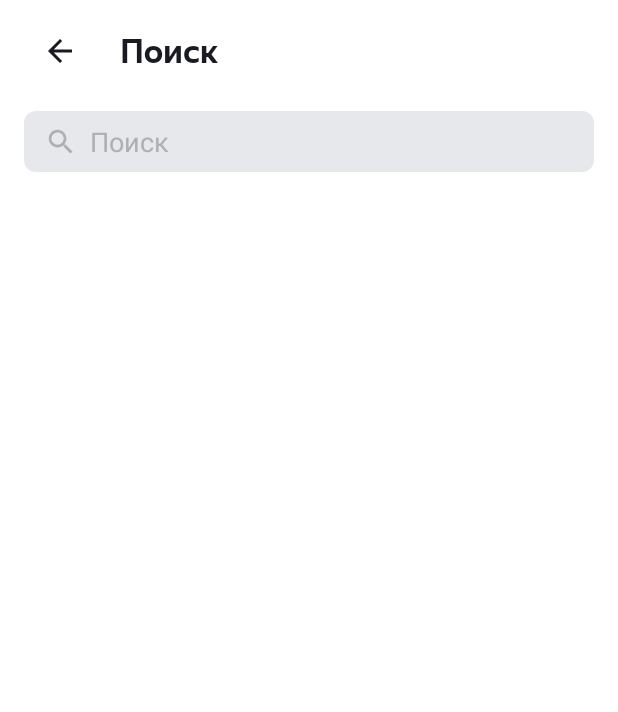
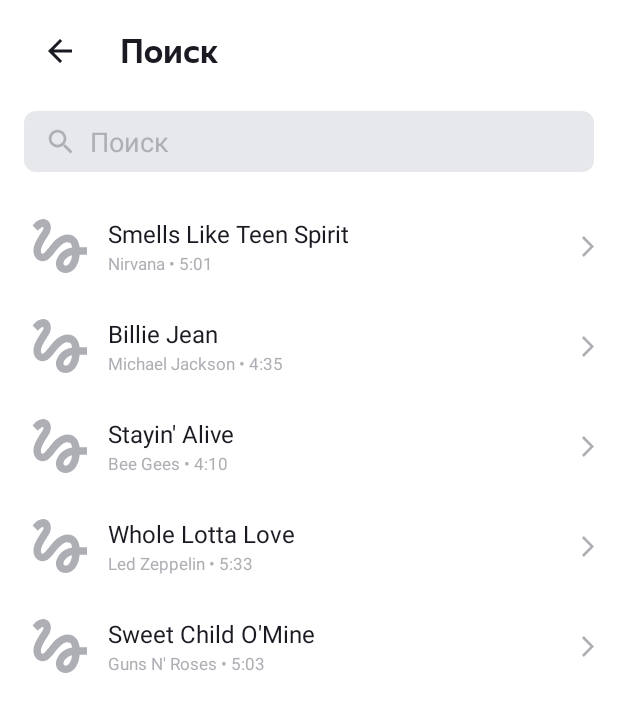
Before and after one commit to Dmitriy-noginsk/PlaylistMaker, an Android app: the screen it shows after launch (SearchActivity), after a tap on "Поиск", on a phone screen of 412 x 824 dp. Shown: the top 712 px of the screen. Run offline under Robolectric (Android 15) with nearby library versions, the phone set to English and light mode, and no system bars; pictures from the network do not load.

Commit message:
10 спринт сдача 1

```diff
--- a/app/build.gradle.kts
+++ b/app/build.gradle.kts
@@ -37,6 +37,9 @@ android {
 
 dependencies {
 
+    implementation ("com.google.android.material:material:1.6.1")
+    implementation ("com.github.bumptech.glide:glide:4.14.2")
+    annotationProcessor ("com.github.bumptech.glide:compiler:4.14.2")
     implementation(libs.androidx.core.ktx)
     implementation(libs.androidx.appcompat)
     implementation(libs.material)
--- a/app/src/main/AndroidManifest.xml
+++ b/app/src/main/AndroidManifest.xml
@@ -1,6 +1,8 @@
 <?xml version="1.0" encoding="utf-8"?>
 <manifest xmlns:android="http://schemas.android.com/apk/res/android"
     xmlns:tools="http://schemas.android.com/tools">
+
+    <uses-permission android:name="android.permission.INTERNET"/>
 
     <application
         android:allowBackup="true"
--- a/app/src/main/java/com/example/playlistmaker/MainActivity.kt
+++ b/app/src/main/java/com/example/playlistmaker/MainActivity.kt
@@ -10,14 +10,52 @@ import android.widget.Switch
 import android.widget.Toast
 import android.text.Editable
 import android.text.TextWatcher
+import android.view.LayoutInflater
+import android.view.ViewGroup
 import android.view.inputmethod.InputMethodManager
 import android.widget.EditText
 import android.widget.ImageView
+import android.widget.TextView
 import androidx.appcompat.app.AppCompatActivity
 import androidx.appcompat.app.AppCompatDelegate
 import androidx.appcompat.widget.SwitchCompat
 import com.google.android.material.button.MaterialButton
+import androidx.recyclerview.widget.LinearLayoutManager
+import androidx.recyclerview.widget.RecyclerView
+import com.bumptech.glide.Glide
+import com.bumptech.glide.load.resource.bitmap.CenterCrop
+import com.bumptech.glide.load.resource.bitmap.RoundedCorners
+data class Track(
+    val trackName: String,
+    val artistName: String,
+    val trackTime: String,
+    val artworkUrl100: String
+)
 
+object DemoTracks {
+    val list: List<Track> = listOf(
+        Track(
+            "Smells Like Teen Spirit", "Nirvana", "5:01",
+            "https://is5-ssl.mzstatic.com/image/thumb/Music115/v4/7b/58/c2/7b58c21a-2b51-2bb2-e59a-9bb9b96ad8c3/00602567924166.rgb.jpg/100x100bb.jpg"
+        ),
+        Track(
+            "Billie Jean", "Michael Jackson", "4:35",
+            "https://is5-ssl.mzstatic.com/image/thumb/Music125/v4/3d/9d/38/3d9d3811-71f0-3a0e-1ada-3004e56ff852/827969428726.jpg/100x100bb.jpg"
+        ),
+        Track(
+            "Stayin' Alive", "Bee Gees", "4:10",
+            "https://is4-ssl.mzstatic.com/image/thumb/Music115/v4/1f/80/1f/1f801fc1-8c0f-ea3e-d3e5-387c6619619e/16UMGIM86640.rgb.jpg/100x100bb.jpg"
+        ),
+        Track(
+            "Whole Lotta Love", "Led Zeppelin", "5:33",
+            "https://is2-ssl.mzstatic.com/image/thumb/Music62/v4/7e/17/e3/7e17e33f-2efa-2a36-e916-7f808576cf6b/mzm.fyigqcbs.jpg/100x100bb.jpg"
+        ),
+        Track(
+            "Sweet Child O'Mine", "Guns N' Roses", "5:03",
+            "https://is5-ssl.mzstatic.com/image/thumb/Music125/v4/a0/4d/c4/a04dc484-03cc-02aa-fa82-5334fcb4bc16/18UMGIM24878.rgb.jpg/100x100bb.jpg"
+        )
+    )
+}
 class SearchActivity : AppCompatActivity() {
 
     companion object {
@@ -25,7 +63,8 @@ class SearchActivity : AppCompatActivity() {
     }
     private lateinit var etSearch: EditText
     private lateinit var btnClear: ImageView
-
+    private lateinit var rvTracks: RecyclerView
+    private lateinit var adapter: TracksAdapter
     // Переменная для хранения текста
     private var searchQuery: String = ""
 
@@ -39,6 +78,11 @@ class SearchActivity : AppCompatActivity() {
         // Находим элементы
         etSearch = findViewById(R.id.et_search)
         btnClear = findViewById(R.id.btn_clear)
+        rvTracks = findViewById(R.id.rv_tracks)
+
+        rvTracks.layoutManager = LinearLayoutManager(this)
+        adapter = TracksAdapter(DemoTracks.list)
+        rvTracks.adapter = adapter
 
         // Отслеживаем ввод текста
         etSearch.addTextChangedListener(object : TextWatcher {
@@ -72,10 +116,45 @@ class SearchActivity : AppCompatActivity() {
     // Восстанавливаем текст
     override fun onRestoreInstanceState(savedInstanceState: Bundle) {
         super.onRestoreInstanceState(savedInstanceState)
-        searchQuery = savedInstanceState.getString("SEARCH_QUERY", "")
+        searchQuery = savedInstanceState.getString(KEY_SEARCH_QUERY, "")
         etSearch.setText(searchQuery)
     }
 }
+
+class TracksAdapter(private val tracks: List<Track>) :
+    RecyclerView.Adapter<TracksAdapter.TrackViewHolder>() {
+    class TrackViewHolder(parent: ViewGroup) : RecyclerView.ViewHolder(
+        LayoutInflater.from(parent.context).inflate(R.layout.item_track, parent, false)
+    ) {
+        private val ivCover: ImageView = itemView.findViewById(R.id.iv_cover)
+        private val tvTitle: TextView = itemView.findViewById(R.id.tv_title)
+        private val tvSubtitle: TextView = itemView.findViewById(R.id.tv_subtitle)
+
+        fun bind(track: Track) {
+            tvTitle.text = track.trackName
+            tvSubtitle.text = "${track.artistName} • ${track.trackTime}"
+
+            // Радиус из dimens -> px
+            val radius = itemView.resources.getDimensionPixelSize(R.dimen.cover_radius)
+            Glide.with(itemView)
+                .load(track.artworkUrl100)
+                .placeholder(R.drawable.placeholder_square)
+                .error(R.drawable.placeholder_square)
+                .transform(CenterCrop(), RoundedCorners(radius))
+                .into(ivCover)
+        }
+    }
+
+    override fun onCreateViewHolder(parent: ViewGroup, viewType: Int): TrackViewHolder =
+        TrackViewHolder(parent)
+
+    override fun onBindViewHolder(holder: TrackViewHolder, position: Int) {
+        holder.bind(tracks[position])
+    }
+
+    override fun getItemCount() = tracks.size
+}
+
 
 
 class LibraryActivity : AppCompatActivity() {
--- /dev/null
+++ b/app/src/main/res/drawable/ic_chevron_right_24.xml
@@ -0,0 +1,9 @@
+<vector xmlns:android="http://schemas.android.com/apk/res/android"
+    android:width="8dp"
+    android:height="14dp"
+    android:viewportWidth="8"
+    android:viewportHeight="14">
+  <path
+      android:pathData="M0,12.748L1.213,14L8,7L1.213,0L0,1.252L5.573,7L0,12.748Z"
+      android:fillColor="#AEAFB4"/>
+</vector>
--- /dev/null
+++ b/app/src/main/res/drawable/placeholder_square.xml
@@ -0,0 +1,9 @@
+<vector xmlns:android="http://schemas.android.com/apk/res/android"
+    android:width="45dp"
+    android:height="45dp"
+    android:viewportWidth="45"
+    android:viewportHeight="45">
+  <path
+      android:pathData="M8.606,12.919C9.919,11.587 11.231,10.387 11.813,10.631C12.75,11.006 11.813,12.563 11.25,13.481C10.781,14.269 5.888,20.775 5.888,25.313C5.888,27.712 6.788,29.7 8.4,30.9C9.806,31.95 11.663,32.269 13.35,31.763C15.356,31.181 17.006,29.138 19.087,26.569C21.356,23.775 24.394,20.119 26.737,20.119C29.794,20.119 29.831,22.013 30.038,23.475C22.95,24.675 19.95,30.356 19.95,33.544C19.95,36.731 22.65,39.338 25.969,39.338C29.025,39.338 34.013,36.844 34.763,27.9H39.375V23.212H34.744C34.463,20.119 32.7,15.337 27.188,15.337C22.969,15.337 19.35,18.919 17.925,20.663C16.837,22.031 14.063,25.313 13.631,25.763C13.163,26.325 12.356,27.337 11.55,27.337C10.706,27.337 10.2,25.781 10.875,23.737C11.531,21.694 13.5,18.375 14.344,17.138C15.806,15 16.781,13.538 16.781,10.988C16.781,6.919 13.706,5.625 12.075,5.625C9.6,5.625 7.444,7.5 6.975,7.969C6.3,8.644 5.738,9.206 5.325,9.712L8.606,12.919ZM26.025,34.781C25.444,34.781 24.638,34.294 24.638,33.431C24.638,32.306 26.006,29.306 30.019,28.256C29.456,33.3 27.337,34.781 26.025,34.781Z"
+      android:fillColor="#AEAFB4"/>
+</vector>
--- a/app/src/main/res/layout/activity_search.xml
+++ b/app/src/main/res/layout/activity_search.xml
@@ -76,11 +76,24 @@
                 android:id="@+id/btn_clear"
                 android:layout_width="wrap_content"
                 android:layout_height="wrap_content"
-                android:src="@drawable/ic_back_arrow_16"
+                android:src="@drawable/ic_clear_arrow_16"
                 app:tint="@color/clear_button"
                 android:layout_gravity="end|center_vertical"
                 android:visibility="gone"/>
         </FrameLayout>
 
     </LinearLayout>
+
+    <androidx.recyclerview.widget.RecyclerView
+        android:id="@+id/rv_tracks"
+        android:layout_width="match_parent"
+        android:layout_height="0dp"
+        android:layout_weight="1"
+        android:clipToPadding="false"
+        android:paddingTop="16dp"
+        android:paddingBottom="0dp"
+        android:overScrollMode="ifContentScrolls"/>
+
+
+
 </LinearLayout>
--- /dev/null
+++ b/app/src/main/res/layout/item_track.xml
@@ -0,0 +1,57 @@
+<?xml version="1.0" encoding="utf-8"?>
+<androidx.constraintlayout.widget.ConstraintLayout
+    xmlns:android="http://schemas.android.com/apk/res/android"
+    xmlns:app="http://schemas.android.com/apk/res-auto"
+    xmlns:tools="http://schemas.android.com/tools"
+    android:layout_width="match_parent"
+    android:layout_height="wrap_content">
+
+    <ImageView
+        android:id="@+id/iv_cover"
+        android:layout_width="@dimen/cover_size"
+        android:layout_height="@dimen/cover_size"
+        app:layout_constraintStart_toStartOf="parent"
+        app:layout_constraintTop_toTopOf="parent"
+        app:layout_constraintBottom_toBottomOf="parent"/>
+
+    <ImageView
+        android:id="@+id/iv_chevron"
+        android:layout_width="wrap_content"
+        android:layout_height="wrap_content"
+        android:contentDescription="@null"
+        android:importantForAccessibility="no"
+        android:src="@drawable/ic_chevron_right_24"
+        app:layout_constraintBottom_toBottomOf="@id/iv_cover"
+        app:layout_constraintEnd_toEndOf="parent"
+        app:layout_constraintTop_toTopOf="@id/iv_cover"
+        app:tint="@color/chevron_right" />
+
+    <TextView
+        android:id="@+id/tv_title"
+        android:layout_width="@dimen/layout_weight_0"
+        android:layout_height="wrap_content"
+        android:layout_marginStart="@dimen/between_cover_text"
+        android:layout_marginTop="@dimen/search_margin_14"
+        android:maxLines="1"
+        android:ellipsize="end"
+        android:textColor="@color/letters"
+        android:textSize="@dimen/text_size_16"
+        app:layout_constraintStart_toEndOf="@id/iv_cover"
+        app:layout_constraintEnd_toStartOf="@id/iv_chevron"
+        app:layout_constraintTop_toTopOf="parent"/>
+
+    <TextView
+        android:id="@+id/tv_subtitle"
+        android:layout_width="@dimen/layout_weight_0"
+        android:layout_height="wrap_content"
+        android:layout_marginTop="1dp"
+        android:layout_marginBottom="@dimen/search_margin_14"
+        android:maxLines="1"
+        android:ellipsize="end"
+        android:textColor="@color/text_secondary"
+        android:textSize="@dimen/text_size_small"
+        app:layout_constraintStart_toStartOf="@id/tv_title"
+        app:layout_constraintEnd_toStartOf="@id/iv_chevron"
+        app:layout_constraintTop_toBottomOf="@id/tv_title"
+        app:layout_constraintBottom_toBottomOf="parent"/>
+</androidx.constraintlayout.widget.ConstraintLayout>
--- a/app/src/main/res/values-night/colors.xml
+++ b/app/src/main/res/values-night/colors.xml
@@ -10,5 +10,7 @@
     <color name="icon_arrow_back_color">#FFFFFF</color>
     <color name="icon_support_color">#FFFFFF</color>
     <color name="switch_thumb_active_color">#3772E7</color>
+    <color name="text_secondary">#FFFFFF</color>
+    <color name="chevron_right">#FFFFFF</color>
 
 </resources>
--- a/app/src/main/res/values/colors.xml
+++ b/app/src/main/res/values/colors.xml
@@ -13,4 +13,6 @@
     <color name="et_search_color">#E6E8EB</color>
     <color name="switch_thumb_active_color">#3772E7</color>
     <color name="search_background">#E6E8EB</color>
+    <color name="text_secondary">#AEAFB4</color>
+    <color name="chevron_right">#AEAFB4</color>
 </resources>
--- a/app/src/main/res/values/dimens.xml
+++ b/app/src/main/res/values/dimens.xml
@@ -5,10 +5,29 @@
     <dimen name="text_size_16">16sp</dimen>
     <dimen name="gap_size">8dp</dimen>
     <dimen name="layout_height_0">0dp</dimen>
+    <dimen name="layout_weight_0">0dp</dimen>
     <dimen name="layout_weight_1">1dp</dimen>
     <dimen name="layout_width_24">24dp</dimen>
     <dimen name="layout_height_24">24dp</dimen>
     <dimen name="padding_vertical_12">12dp</dimen>
     <dimen name="layout_width_0">0dp</dimen>
     <dimen name="layout_width_48">48dp</dimen>
+    <dimen name="screen_pad">16dp</dimen>
+    <dimen name="search_margin_top">8dp</dimen>
+    <dimen name="search_margin_bottom">8dp</dimen>
+    <dimen name="search_margin_14">14dp</dimen>
+    <dimen name="text_size_small">11sp</dimen>
+    <dimen name="list_item_height">64dp</dimen>
+    <dimen name="list_item_hpad">16dp</dimen>
+    <dimen name="list_item_vpad">6dp</dimen>
+    <dimen name="cover_size">48dp</dimen>
+    <dimen name="between_cover_text">8dp</dimen>
+    <dimen name="title_subtitle_gap">2dp</dimen>
+    <dimen name="chevron_size">20dp</dimen>
+    <dimen name="chevron_end_margin">4dp</dimen>
+    <dimen name="rv_top_padding">4dp</dimen>
+    <dimen name="rv_bottom_padding">8dp</dimen>
+    <dimen name="rv_item_space">4dp</dimen>
+    <dimen name="cover_radius">2dp</dimen>
+
 </resources>
```
Also changed, not shown: app/src/main/res/drawable/ic_clear_arrow_16.xml (renamed from app/src/main/res/drawable/ic_back_arrow_16.xml).
